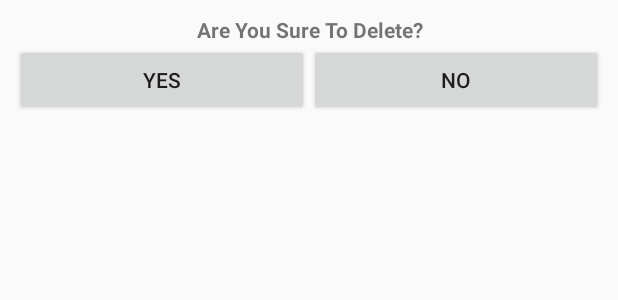
After one commit to shamsuddha/PersonalTourManagementApp, an Android app: the layout delete_confirmation.xml on its own in the app's theme, with its tools: preview values and no code run, on a phone screen of 412 x 824 dp. The commit adds this screen. Shown: the top 300 px of the screen. Run offline under Robolectric (Android 15) with nearby library versions, the phone set to English and light mode, and no system bars.

Commit message:
memories updated

```diff
--- a/app/src/main/java/com/example/shamsuddha/tourmate/MemoryAdapter.java
+++ b/app/src/main/java/com/example/shamsuddha/tourmate/MemoryAdapter.java
@@ -39,7 +39,7 @@ public class MemoryAdapter extends ArrayAdapter {
 
 
         Picasso.get()
-                .load("https://www.kickante.com.br/sites/default/files/financiamento-coletivo/pitch/zeppelin_tour_viagens_turismo-528326.jpg")
+                .load(memoryList.get(position).getUri())
                 .into(eventMemories);
 
 
--- a/app/src/main/res/layout/activity_add_travel_event.xml
+++ b/app/src/main/res/layout/activity_add_travel_event.xml
@@ -23,6 +23,7 @@
                 android:layout_height="200dp">
             </LinearLayout>
             <TextView
+                android:id="@+id/addTravelEventText"
                 android:textColor="#505050"
                 android:textSize="20sp"
                 android:paddingLeft="10dp"
--- /dev/null
+++ b/app/src/main/res/layout/delete_confirmation.xml
@@ -0,0 +1,41 @@
+<?xml version="1.0" encoding="utf-8"?>
+<LinearLayout
+    xmlns:android="http://schemas.android.com/apk/res/android"
+    android:orientation="vertical"
+    android:layout_width="match_parent"
+    android:layout_height="wrap_content"
+    android:padding="10dp">
+
+    <TextView
+        android:id="@+id/titleTV"
+        android:layout_width="match_parent"
+        android:layout_height="wrap_content"
+        android:gravity="center"
+        android:textStyle="bold"
+        android:text="Are You Sure To Delete?"/>
+
+
+    <LinearLayout
+        android:layout_width="match_parent"
+        android:layout_height="wrap_content"
+        android:layout_below="@+id/passwordET"
+        android:orientation="horizontal">
+
+        <Button
+            android:id="@+id/yesConfrimation"
+            android:layout_width="0dp"
+            android:layout_height="wrap_content"
+            android:layout_weight="1"
+            android:text="Yes"/>
+
+        <Button
+            android:id="@+id/noConfirmation"
+            android:layout_width="0dp"
+            android:layout_height="wrap_content"
+            android:layout_weight="1"
+            android:text="No"/>
+
+
+    </LinearLayout>
+
+</LinearLayout>
```
Also changed, not shown: app/src/main/java/com/example/shamsuddha/tourmate/AddTravelEventActivity.java (+49 -23 lines), app/src/main/java/com/example/shamsuddha/tourmate/TravelEeventDetaisActivity.java (+14 -1 lines), app/src/main/java/com/example/shamsuddha/tourmate/ViewTravelEventActivity.java (+69 -98 lines), app/src/main/res/menu/emp_menu.xml (added, +7 -0 lines).
